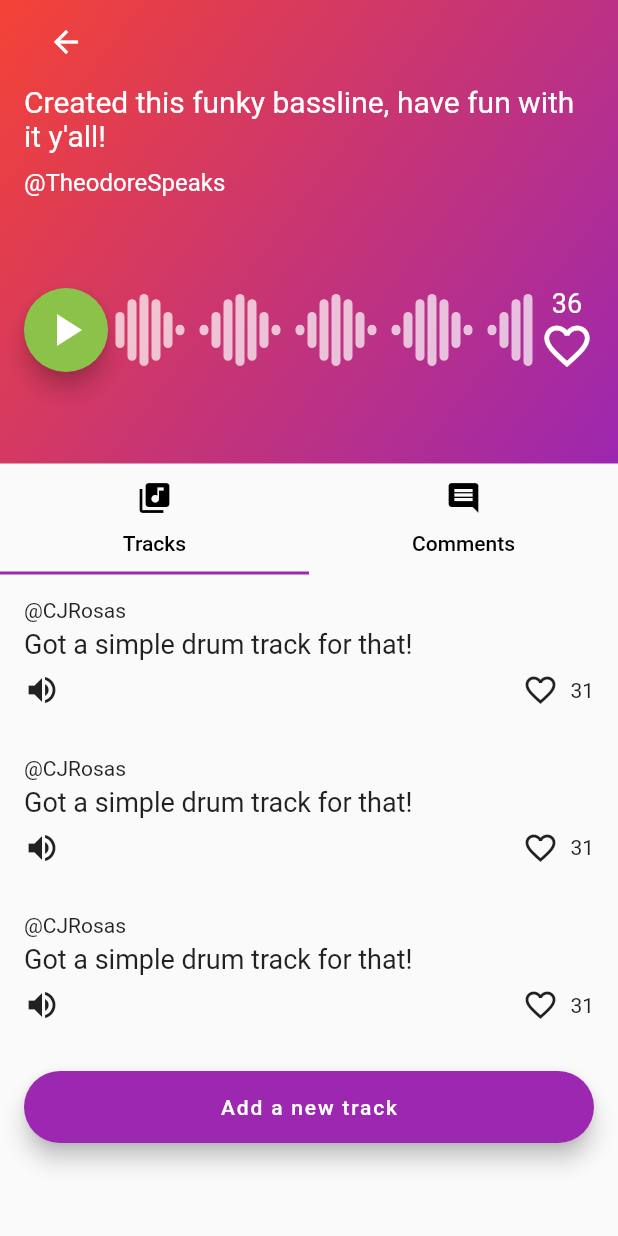
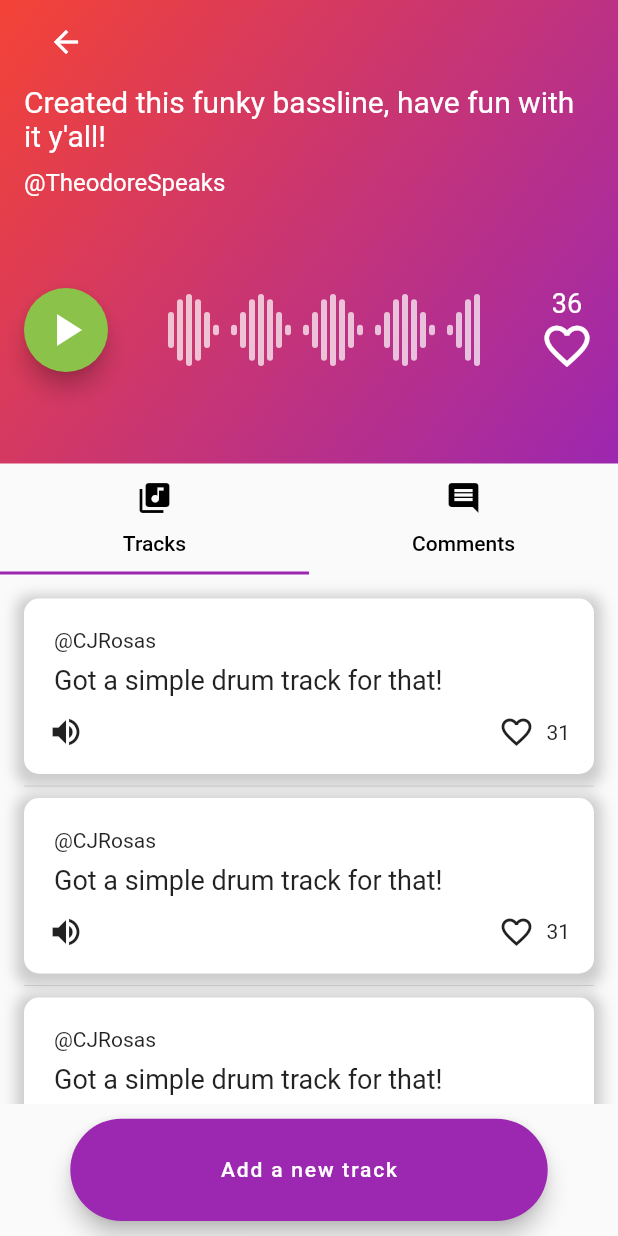
Before and after one commit to TheodoreSpeaks/rechord, a Flutter app: the screen it shows after launch, after a tap on "Rock", on a phone screen of 412 x 824 dp. Run offline on Flutter 3.47's test engine with Material 2 defaults, Android fonts, the phone set to English and light mode, and no system bars; our stand-ins replace permission_handler; missing offline and left inert: flutter_sound.

Commit message:
fixed some overflow and changed song page

```diff
--- a/lib/SongPage.dart
+++ b/lib/SongPage.dart
@@ -61,27 +61,69 @@
             child: TabBarView(
               controller: _tabController,
               children: [
-                ListView(
-                  children: [
-                    TrackComment(),
-                    TrackComment(),
-                    TrackComment(),
-                    Padding(
-                      padding: const EdgeInsets.all(16.0),
+                Column(children: [
+                  Expanded(
+                    flex: 8,
+                    child: ListView.separated(
+                        itemCount: getTrackCount(),
+                        separatorBuilder: (BuildContext context, int index) =>
+                            Divider(),
+                        padding: EdgeInsets.all(16.0),
+                        scrollDirection: Axis.vertical,
+                        itemBuilder: (BuildContext context, int index) {
+                          return TrackComment();
+                        }),
+                  ),
+                  Expanded(
+                    flex: 2,
+                    child: Padding(
+                        padding: const EdgeInsets.symmetric(
+                            vertical: 10.0, horizontal: 16.0),
+                        child: AspectRatio(
+                          aspectRatio: 42 / 9,
                           child: FloatingActionButton.extended(
                               heroTag: null,
                               onPressed: () {},
                               label: Text('Add a new track')),
+                        )),
                   )
-                  ],
+                ]),
+                Column(children: [
+                  Expanded(
+                    flex: 8,
+                    child: ListView(scrollDirection: Axis.vertical, children: [
+                      Text("Hello"),
+                      Text("Hello"),
+                      Text("Hello"),
+                      Text("Hello"),
+                      Text("Hello"),
+                    ]),
                   ),
-                Text('It\'s rainy here'),
+                  Expanded(
+                    flex: 2,
+                    child: Padding(
+                        padding: const EdgeInsets.symmetric(
+                            vertical: 10.0, horizontal: 16.0),
+                        child: AspectRatio(
+                          aspectRatio: 42 / 9,
+                          child: FloatingActionButton.extended(
+                              heroTag: null,
+                              onPressed: () {},
+                              label: Text('Add a comment')),
+                        )),
+                  )
+                ]),
               ],
             ),
           ),
         ],
       ),
     );
+  }
+
+  int getTrackCount() {
+    // Do backend stuff
+    return 4;
   }
 
   Container buildHeader() {
@@ -155,7 +197,7 @@
         margin: EdgeInsets.all(1),
         decoration: BoxDecoration(
             color: Colors.white70, borderRadius: BorderRadius.circular(30)),
-        width: 6,
+        width: 4,
         height: 24 * (sin(i * pi / 4) + 1),
       ));
     }
@@ -169,14 +211,31 @@
   @override
   Widget build(BuildContext context) {
     return Container(
-      padding: const EdgeInsets.all(16.0),
+      decoration: BoxDecoration(
+        color: Colors.white,
+        borderRadius: BorderRadius.only(
+            topLeft: Radius.circular(10),
+            topRight: Radius.circular(10),
+            bottomLeft: Radius.circular(10),
+            bottomRight: Radius.circular(10)),
+        boxShadow: [
+          BoxShadow(
+            color: Colors.grey.withOpacity(0.5),
+            spreadRadius: 5,
+            blurRadius: 7,
+            offset: Offset(0, 3), // changes position of shadow
+          ),
+        ],
+      ),
+      padding: EdgeInsets.all(16),
       child: Column(
         crossAxisAlignment: CrossAxisAlignment.start,
         children: [
-          Text('@CJRosas'),
-          SizedBox(height: 4),
-          Text('Got a simple drum track for that!',
-              style: TextStyle(fontSize: 18)),
+          Padding(padding: EdgeInsets.all(4), child: Text('@CJRosas')),
+          Padding(
+              padding: EdgeInsets.all(4),
+              child: Text('Got a simple drum track for that!',
+                  style: TextStyle(fontSize: 18))),
           SizedBox(height: 8),
           Row(
             children: [
--- a/lib/components/TrackCard.dart
+++ b/lib/components/TrackCard.dart
@@ -19,7 +19,7 @@
               borderRadius: BorderRadius.circular(32)),
           padding: EdgeInsets.all(16.0),
           margin: EdgeInsets.only(left: 8.0, right: 8.0, top: 16.0),
-          height: 250,
+          height: 210,
           child: Column(
             crossAxisAlignment: CrossAxisAlignment.start,
             children: [
@@ -84,7 +84,7 @@
         margin: EdgeInsets.all(1),
         decoration: BoxDecoration(
             color: Colors.white70, borderRadius: BorderRadius.circular(30)),
-        width: 6,
+        width: 4,
         height: 24 * (sin(i * pi / 4) + 1),
       ));
     }
```
Lines whose indentation alone changed are shown as unchanged.
